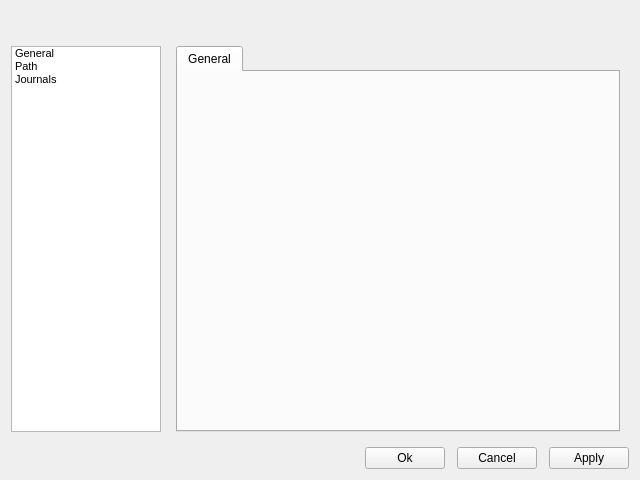
The window that Agent-Win64/settingswidget.ui (aldonin/SIEM) describes before a commit, drawn with Qt 5.
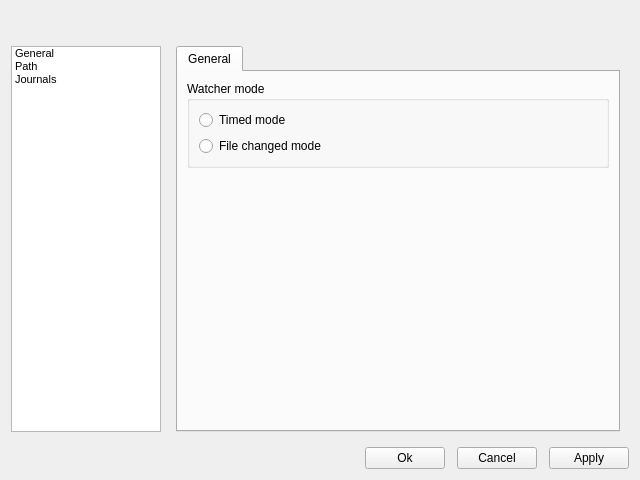
The same window after the commit. The open tabs and pages were chosen to show the change. Icons and pictures are not drawn.

```diff
--- a/Agent-Win64/settingswidget.ui
+++ b/Agent-Win64/settingswidget.ui
@@ -202,6 +202,44 @@
             <attribute name="title">
              <string>General</string>
             </attribute>
+            <layout class="QVBoxLayout" name="verticalLayout_10">
+             <item>
+              <widget class="QGroupBox" name="modeBox">
+               <property name="title">
+                <string>Watcher mode</string>
+               </property>
+               <layout class="QVBoxLayout" name="verticalLayout_9">
+                <item>
+                 <widget class="QRadioButton" name="timedMode">
+                  <property name="text">
+                   <string>Timed mode</string>
+                  </property>
+                 </widget>
+                </item>
+                <item>
+                 <widget class="QRadioButton" name="fileChangeMode">
+                  <property name="text">
+                   <string>File changed mode</string>
+                  </property>
+                 </widget>
+                </item>
+               </layout>
+              </widget>
+             </item>
+             <item>
+              <spacer name="verticalSpacer_4">
+               <property name="orientation">
+                <enum>Qt::Vertical</enum>
+               </property>
+               <property name="sizeHint" stdset="0">
+                <size>
+                 <width>20</width>
+                 <height>255</height>
+                </size>
+               </property>
+              </spacer>
+             </item>
+            </layout>
            </widget>
           </widget>
          </item>
```
Left out of the diff: 2 changed lines with no effect on the pictures.
